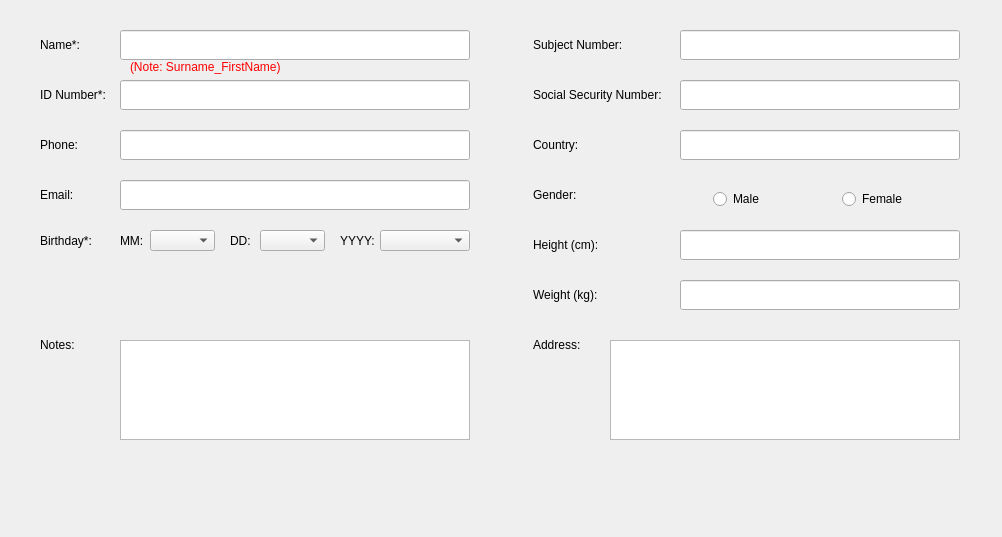
Before: the Qt Designer form DesktopApp/createnewpatientdialog.ui in michaelfong2017/landmark-annotator-desktop, drawn with Qt 5.
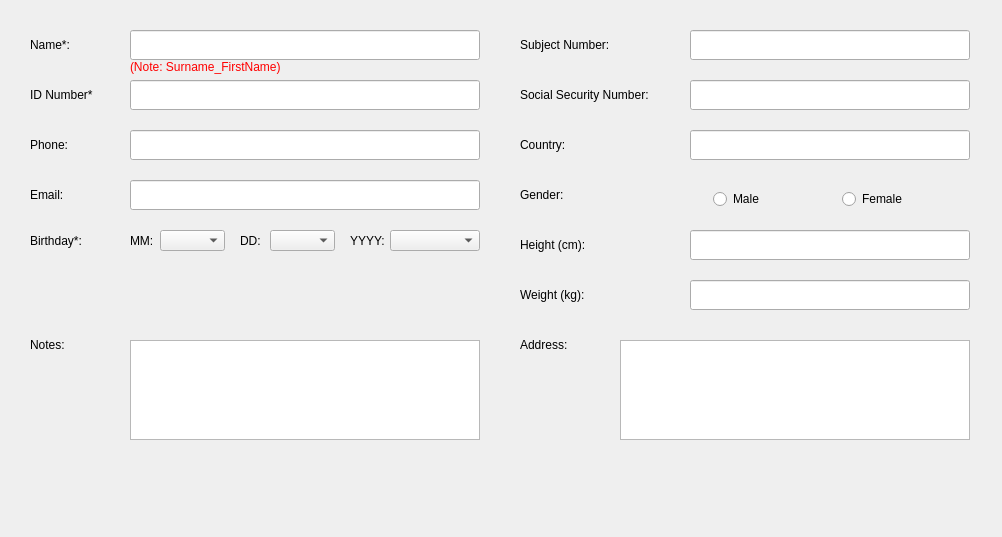
After: the same form once the commit is applied.

Patch:
```diff
--- a/DesktopApp/createnewpatientdialog.ui
+++ b/DesktopApp/createnewpatientdialog.ui
@@ -16,7 +16,7 @@
   <widget class="QLabel" name="heightLabel">
    <property name="geometry">
     <rect>
-     <x>533</x>
+     <x>520</x>
      <y>230</y>
      <width>111</width>
      <height>29</height>
@@ -32,9 +32,9 @@
   <widget class="QLabel" name="emailLabel">
    <property name="geometry">
     <rect>
-     <x>40</x>
+     <x>30</x>
      <y>180</y>
-     <width>80</width>
+     <width>111</width>
      <height>30</height>
     </rect>
    </property>
@@ -48,9 +48,9 @@
   <widget class="QLabel" name="nameLabel">
    <property name="geometry">
     <rect>
-     <x>40</x>
+     <x>30</x>
      <y>30</y>
-     <width>80</width>
+     <width>111</width>
      <height>30</height>
     </rect>
    </property>
@@ -64,7 +64,7 @@
   <widget class="QLabel" name="subjectNumberLabel">
    <property name="geometry">
     <rect>
-     <x>533</x>
+     <x>520</x>
      <y>30</y>
      <width>131</width>
      <height>29</height>
@@ -80,7 +80,7 @@
   <widget class="QLabel" name="weightLabel">
    <property name="geometry">
     <rect>
-     <x>533</x>
+     <x>520</x>
      <y>280</y>
      <width>111</width>
      <height>29</height>
@@ -96,7 +96,7 @@
   <widget class="QLabel" name="dobLabel">
    <property name="geometry">
     <rect>
-     <x>40</x>
+     <x>30</x>
      <y>220</y>
      <width>80</width>
      <height>41</height>
@@ -112,7 +112,7 @@
   <widget class="QTextEdit" name="addressInput">
    <property name="geometry">
     <rect>
-     <x>610</x>
+     <x>620</x>
      <y>340</y>
      <width>350</width>
      <height>100</height>
@@ -125,7 +125,7 @@
   <widget class="QLabel" name="sexLabel">
    <property name="geometry">
     <rect>
-     <x>533</x>
+     <x>520</x>
      <y>180</y>
      <width>121</width>
      <height>29</height>
@@ -141,9 +141,9 @@
   <widget class="QLabel" name="socialSecurityLabel">
    <property name="geometry">
     <rect>
-     <x>533</x>
+     <x>520</x>
      <y>80</y>
-     <width>141</width>
+     <width>161</width>
      <height>29</height>
     </rect>
    </property>
@@ -157,9 +157,9 @@
   <widget class="QLabel" name="phoneLabel">
    <property name="geometry">
     <rect>
-     <x>40</x>
+     <x>30</x>
      <y>130</y>
-     <width>80</width>
+     <width>111</width>
      <height>30</height>
     </rect>
    </property>
@@ -205,7 +205,7 @@
   <widget class="QLabel" name="addressLabel">
    <property name="geometry">
     <rect>
-     <x>533</x>
+     <x>520</x>
      <y>330</y>
      <width>81</width>
      <height>29</height>
@@ -221,7 +221,7 @@
   <widget class="QLabel" name="nationalityLabel">
    <property name="geometry">
     <rect>
-     <x>533</x>
+     <x>520</x>
      <y>130</y>
      <width>131</width>
      <height>29</height>
@@ -237,9 +237,9 @@
   <widget class="QLabel" name="idLabel">
    <property name="geometry">
     <rect>
-     <x>40</x>
+     <x>30</x>
      <y>80</y>
-     <width>80</width>
+     <width>111</width>
      <height>30</height>
     </rect>
    </property>
@@ -247,7 +247,7 @@
     <string notr="true">font: 12px &quot;MS Shell Dlg 2&quot;;</string>
    </property>
    <property name="text">
-    <string>ID Number*:</string>
+    <string>ID Number*</string>
    </property>
   </widget>
   <widget class="QDialogButtonBox" name="buttonBox">
@@ -318,7 +318,7 @@
   <widget class="QLineEdit" name="nameInput">
    <property name="geometry">
     <rect>
-     <x>120</x>
+     <x>130</x>
      <y>30</y>
      <width>350</width>
      <height>30</height>
@@ -328,7 +328,7 @@
   <widget class="QLineEdit" name="idInput">
    <property name="geometry">
     <rect>
-     <x>120</x>
+     <x>130</x>
      <y>80</y>
      <width>350</width>
      <height>30</height>
@@ -338,7 +338,7 @@
   <widget class="QLineEdit" name="phoneInput">
    <property name="geometry">
     <rect>
-     <x>120</x>
+     <x>130</x>
      <y>130</y>
      <width>350</width>
      <height>30</height>
@@ -348,7 +348,7 @@
   <widget class="QLineEdit" name="emailInput">
    <property name="geometry">
     <rect>
-     <x>120</x>
+     <x>130</x>
      <y>180</y>
      <width>350</width>
      <height>30</height>
@@ -358,7 +358,7 @@
   <widget class="QLineEdit" name="subjectNumberInput">
    <property name="geometry">
     <rect>
-     <x>680</x>
+     <x>690</x>
      <y>30</y>
      <width>280</width>
      <height>30</height>
@@ -368,7 +368,7 @@
   <widget class="QLineEdit" name="socialSecurityInput">
    <property name="geometry">
     <rect>
-     <x>680</x>
+     <x>690</x>
      <y>80</y>
      <width>280</width>
      <height>30</height>
@@ -378,7 +378,7 @@
   <widget class="QLineEdit" name="nationalityInput">
    <property name="geometry">
     <rect>
-     <x>680</x>
+     <x>690</x>
      <y>130</y>
      <width>280</width>
      <height>30</height>
@@ -388,7 +388,7 @@
   <widget class="QLineEdit" name="heightInput">
    <property name="geometry">
     <rect>
-     <x>680</x>
+     <x>690</x>
      <y>230</y>
      <width>280</width>
      <height>30</height>
@@ -398,7 +398,7 @@
   <widget class="QLineEdit" name="weightInput">
    <property name="geometry">
     <rect>
-     <x>680</x>
+     <x>690</x>
      <y>280</y>
      <width>280</width>
      <height>30</height>
@@ -408,7 +408,7 @@
   <widget class="QComboBox" name="dayComboBox">
    <property name="geometry">
     <rect>
-     <x>260</x>
+     <x>270</x>
      <y>230</y>
      <width>65</width>
      <height>21</height>
@@ -421,7 +421,7 @@
   <widget class="QComboBox" name="monthComboBox">
    <property name="geometry">
     <rect>
-     <x>150</x>
+     <x>160</x>
      <y>230</y>
      <width>65</width>
      <height>21</height>
@@ -434,7 +434,7 @@
   <widget class="QComboBox" name="yearComboBox">
    <property name="geometry">
     <rect>
-     <x>380</x>
+     <x>390</x>
      <y>230</y>
      <width>90</width>
      <height>21</height>
@@ -447,7 +447,7 @@
   <widget class="QLabel" name="remarksLabel">
    <property name="geometry">
     <rect>
-     <x>40</x>
+     <x>30</x>
      <y>330</y>
      <width>80</width>
      <height>30</height>
@@ -463,7 +463,7 @@
   <widget class="QTextEdit" name="remarksInput">
    <property name="geometry">
     <rect>
-     <x>120</x>
+     <x>130</x>
      <y>340</y>
      <width>350</width>
      <height>100</height>
@@ -476,7 +476,7 @@
   <widget class="QLabel" name="ddLabel">
    <property name="geometry">
     <rect>
-     <x>230</x>
+     <x>240</x>
      <y>231</y>
      <width>21</width>
      <height>20</height>
@@ -492,7 +492,7 @@
   <widget class="QLabel" name="MMLabel">
    <property name="geometry">
     <rect>
-     <x>120</x>
+     <x>130</x>
      <y>230</y>
      <width>31</width>
      <height>21</height>
@@ -508,7 +508,7 @@
   <widget class="QLabel" name="yyyyLabel">
    <property name="geometry">
     <rect>
-     <x>340</x>
+     <x>350</x>
      <y>231</y>
      <width>41</width>
      <height>20</height>
```
Left out of the diff: 43 changed lines with no effect on the pictures.
